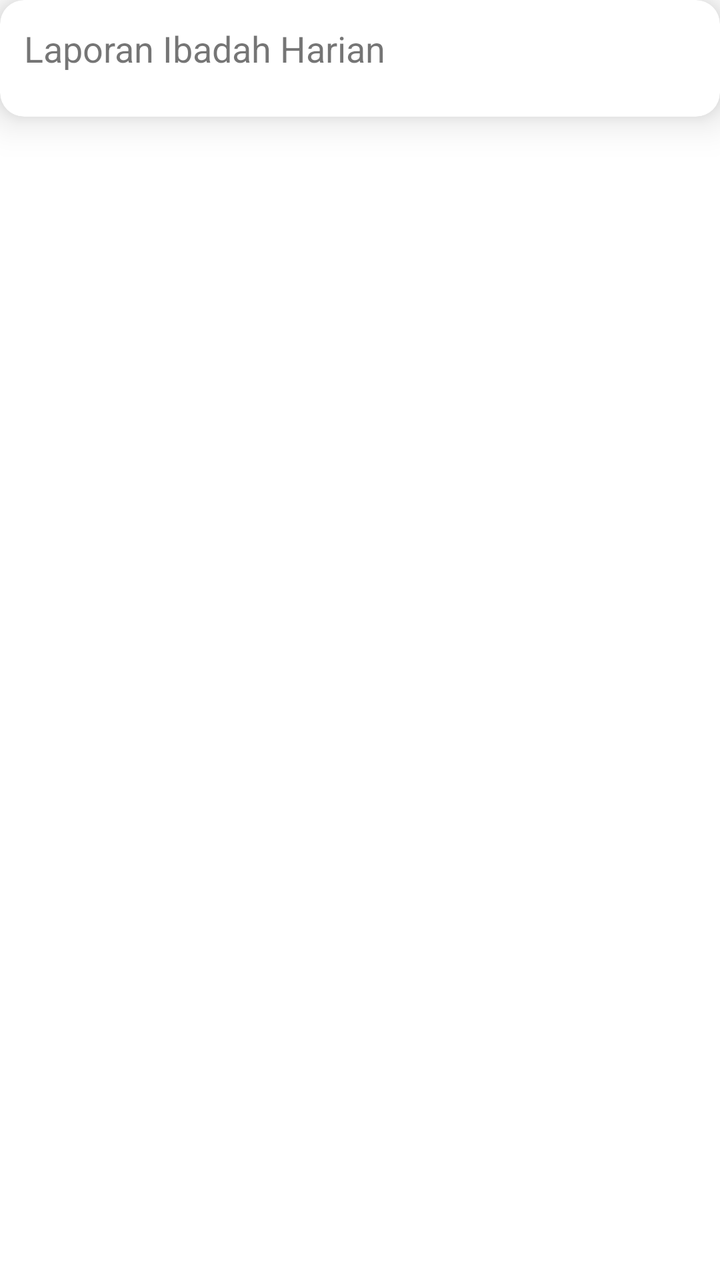
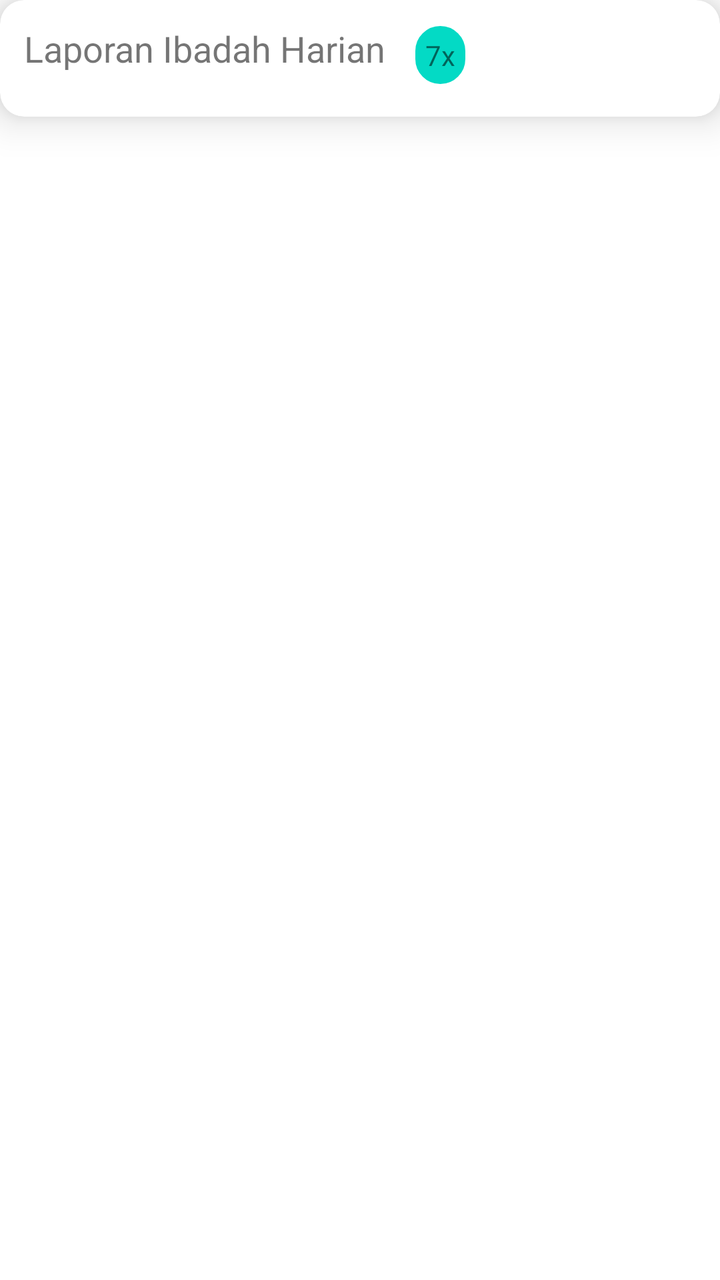

Two renders of the same Android screen: before a commit and after it. Below are the layout's source before the change and the commit's diff.
<!-- AndroidManifest.xml: application theme Theme.SchoolReport -->
<!-- res/layout/item_report_weekly.xml -->
<?xml version="1.0" encoding="utf-8"?>
<RelativeLayout xmlns:android="http://schemas.android.com/apk/res/android"
    android:layout_width="match_parent"
    android:layout_height="wrap_content"
    xmlns:app="http://schemas.android.com/apk/res-auto"
    xmlns:tools="http://schemas.android.com/tools">

    <com.google.android.material.card.MaterialCardView
        android:layout_width="match_parent"
        android:layout_height="wrap_content"
        style="?attr/materialCardViewElevatedStyle"
        app:cardElevation="12dp"
        app:cardCornerRadius="12dp">

        <RelativeLayout
            android:layout_width="match_parent"
            android:layout_height="wrap_content">

            <TextView
                android:id="@+id/report_category_tv"
                android:layout_width="wrap_content"
                android:layout_height="wrap_content"
                android:text="@string/laporan_ibadah_harian"
                android:textSize="18sp"
                android:layout_margin="12dp"/>

            <androidx.recyclerview.widget.RecyclerView
                android:id="@+id/list_item_question_rv"
                android:layout_width="match_parent"
                android:layout_height="wrap_content"
                android:layout_below="@id/report_category_tv"
                android:layout_marginTop="10dp"
                tools:listitem="@layout/item_report_weekly_value"/>
        </RelativeLayout>

    </com.google.android.material.card.MaterialCardView>

</RelativeLayout>
<!-- res/layout/item_report_weekly_value.xml (included above) -->
<?xml version="1.0" encoding="utf-8"?>
<androidx.constraintlayout.widget.ConstraintLayout xmlns:android="http://schemas.android.com/apk/res/android"
    android:layout_width="match_parent"
    android:layout_height="wrap_content"
    xmlns:app="http://schemas.android.com/apk/res-auto">

    <TextView
        android:id="@+id/report_question_tv"
        android:layout_width="wrap_content"
        android:layout_height="wrap_content"
        android:text="@string/app_name"
        android:textSize="14sp"
        android:layout_marginTop="20dp"
        android:layout_marginStart="10dp"
        app:layout_constraintTop_toTopOf="parent"
        app:layout_constraintStart_toStartOf="parent" />

    <TextView
        android:layout_width="wrap_content"
        android:layout_height="wrap_content"
        android:textSize="14sp"
        android:text="@string/_7x"
        android:padding="8dp"
        android:layout_marginTop="10dp"
        android:layout_marginEnd="10dp"
        android:background="@drawable/bg_shape_rounded"
        app:layout_constraintTop_toTopOf="parent"
        app:layout_constraintEnd_toEndOf="parent"/>

</androidx.constraintlayout.widget.ConstraintLayout>
<!-- resources referenced by this layout -->
<resources>
  <!-- drawable bg_shape_rounded (drawable) -->
  <?xml version="1.0" encoding="utf-8"?>
  <shape xmlns:android="http://schemas.android.com/apk/res/android"
      android:shape="rectangle">
  
      <stroke android:color="@color/white"
          android:width="3dp"/>
  
      <solid android:color="@color/teal_200"/>
  
      <corners android:radius="1200dp"/>
  </shape>
  <string name="_7x">7x</string>
  <string name="app_name">SchoolReport</string>
  <string name="laporan_ibadah_harian">Laporan Ibadah Harian</string>
  <style name="Theme.SchoolReport" parent="Theme.MaterialComponents.DayNight.NoActionBar" />
  <color name="white">#FFFFFFFF</color>
  <color name="teal_200">#FF03DAC5</color>
</resources>

<!-- the commit's change to res/layout/item_report_weekly.xml (unified diff, before → after) -->
@@ -23,6 +23,20 @@
                 android:text="@string/laporan_ibadah_harian"
                 android:textSize="18sp"
                 android:layout_margin="12dp"/>
+
+            <TextView
+                android:id="@+id/mark_category_tv"
+                android:layout_width="wrap_content"
+                android:layout_height="wrap_content"
+                android:textSize="14sp"
+                android:text="@string/_7x"
+                android:padding="8dp"
+                android:layout_marginTop="10dp"
+                android:layout_marginEnd="10dp"
+                android:layout_toEndOf="@id/report_category_tv"
+                android:background="@drawable/bg_shape_rounded"
+                app:layout_constraintTop_toTopOf="parent"
+                app:layout_constraintEnd_toEndOf="parent"/>
 
             <androidx.recyclerview.widget.RecyclerView
                 android:id="@+id/list_item_question_rv"
@@ -55,6 +69,7 @@
         app:layout_constraintStart_toStartOf="parent" />
 
     <TextView
+        android:id="@+id/mark_activity_tv"
         android:layout_width="wrap_content"
         android:layout_height="wrap_content"
         android:textSize="14sp"
